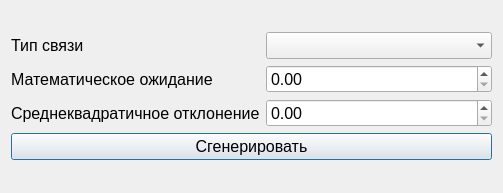
This is statapp/ui/generate_factor_window.ui in shizand/statapp as Qt 5 draws it before an edit. The edited form follows.
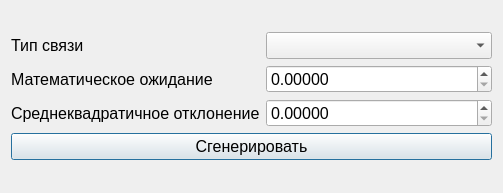
This is the edited form.

Diff of the .ui file:
```diff
--- a/statapp/ui/generate_factor_window.ui
+++ b/statapp/ui/generate_factor_window.ui
@@ -71,6 +71,9 @@
          <pointsize>12</pointsize>
         </font>
        </property>
+       <property name="decimals">
+        <number>5</number>
+       </property>
        <property name="maximum">
         <double>1000000.000000000000000</double>
        </property>
@@ -83,6 +86,9 @@
          <pointsize>12</pointsize>
         </font>
        </property>
+       <property name="decimals">
+        <number>5</number>
+       </property>
        <property name="maximum">
         <double>1000000.000000000000000</double>
        </property>
```
